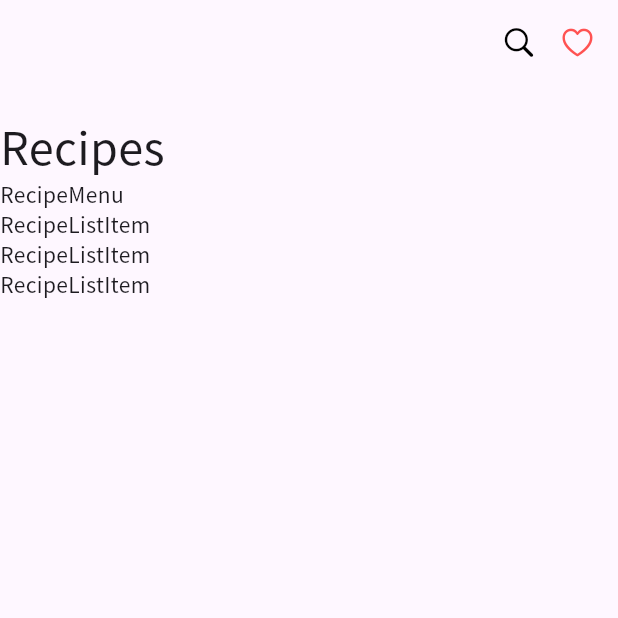
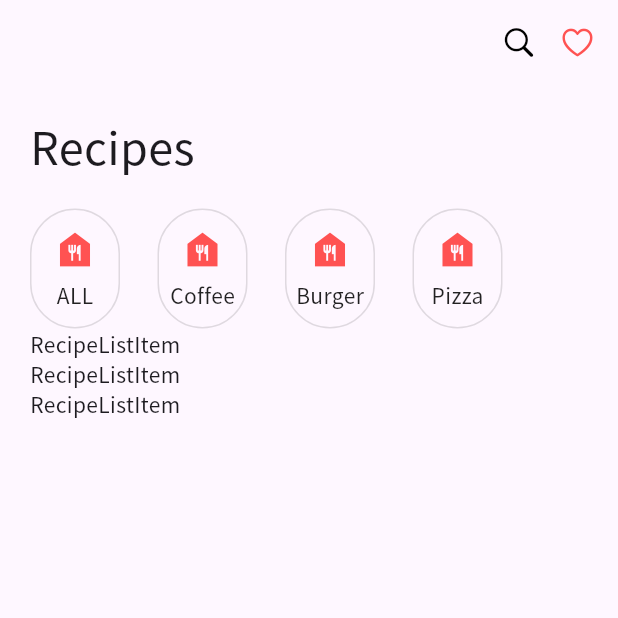
Before and after one commit to this-is-spartaa/flutter-recipe-app, a Flutter app: the screen it shows after launch, on a phone screen of 412 x 824 dp, the top half of it. Run offline on Flutter 3.47's test engine with Material 3 defaults, Android fonts, the phone set to English and light mode, and no system bars.

Commit message:
add RecipeMenu

```diff
--- a/lib/main.dart
+++ b/lib/main.dart
@@ -38,7 +38,9 @@
           SizedBox(width: 15)
         ],
       ),
-      body: Column(
+      body: Padding(
+        padding: EdgeInsets.symmetric(horizontal: 20),
+        child: Column(
           crossAxisAlignment: CrossAxisAlignment.start,
           children: [
             RecipeTitle(),
@@ -48,6 +50,7 @@
             RecipeListItem(), // for pizza
           ],
         ),
+      ),
     );
   }
 }
--- a/lib/recipe_menu.dart
+++ b/lib/recipe_menu.dart
@@ -3,6 +3,41 @@ import 'package:flutter/material.dart';
 class RecipeMenu extends StatelessWidget {
   @override
   Widget build(BuildContext context) {
-    return Text("RecipeMenu");
+    return Padding(
+      padding: EdgeInsets.only(top: 20),
+      child: Row(
+        children: [
+          menuItem(Icons.food_bank, 'ALL'),
+          SizedBox(width: 25),
+          menuItem(Icons.food_bank, 'Coffee'),
+          SizedBox(width: 25),
+          menuItem(Icons.food_bank, 'Burger'),
+          SizedBox(width: 25),
+          menuItem(Icons.food_bank, 'Pizza'),
+        ],
+      ),
+    );
+  }
+
+  Container menuItem(IconData iconData, String text) {
+    return Container(
+      width: 60,
+      height: 80,
+      decoration: BoxDecoration(
+        borderRadius: BorderRadius.circular(30),
+        border: Border.all(color: Colors.black12),
+      ),
+      child: Column(
+        mainAxisAlignment: MainAxisAlignment.center,
+        children: [
+          Icon(iconData, color: Colors.redAccent, size: 30),
+          SizedBox(height: 5),
+          Text(
+            text,
+            style: TextStyle(color: Colors.black87),
+          ),
+        ],
+      ),
+    );
   }
 }
```
Lines whose indentation alone changed are shown as unchanged.
